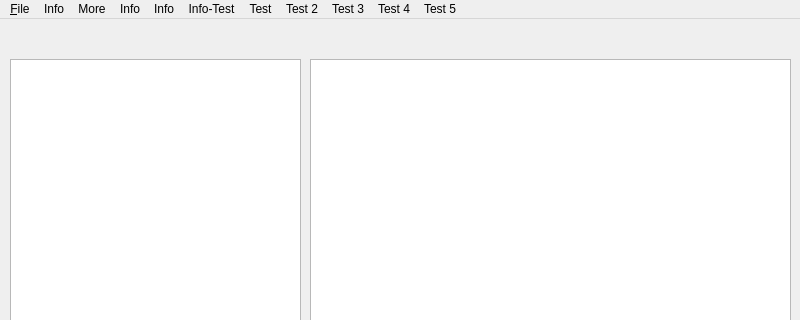
FrankFaulstich/PersonalNotes, file PersonalNotes.ui: the form before one commit; both pictures show x 0 to 800 and y 0 to 320 of the 800 by 600 pixel window.
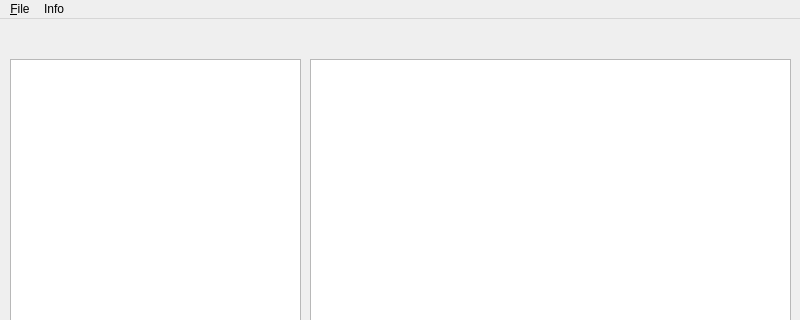
The form after the commit.

The edit to the form file:
```diff
--- a/PersonalNotes.ui
+++ b/PersonalNotes.ui
@@ -153,7 +153,7 @@
      <x>0</x>
      <y>0</y>
      <width>800</width>
-     <height>37</height>
+     <height>21</height>
     </rect>
    </property>
    <widget class="QMenu" name="menu_File">
@@ -165,78 +165,14 @@
     <addaction name="action_save_as_HTML"/>
     <addaction name="action_save_as_ODT"/>
    </widget>
-   <widget class="QMenu" name="menuInfo">
+   <widget class="QMenu" name="menuInfo_4">
     <property name="title">
      <string>Info</string>
     </property>
-    <addaction name="actionAbout_4"/>
-   </widget>
-   <widget class="QMenu" name="menuMore">
-    <property name="title">
-     <string>More</string>
-    </property>
-   </widget>
-   <widget class="QMenu" name="menuInfo_2">
-    <property name="enabled">
-     <bool>true</bool>
-    </property>
-    <property name="tearOffEnabled">
-     <bool>false</bool>
-    </property>
-    <property name="title">
-     <string>Info</string>
-    </property>
-   </widget>
-   <widget class="QMenu" name="menuInfo_3">
-    <property name="title">
-     <string>Info</string>
-    </property>
-    <addaction name="actionAbout_5"/>
-   </widget>
-   <widget class="QMenu" name="menuInfo_Test">
-    <property name="title">
-     <string>Info-Test</string>
-    </property>
-    <addaction name="actionAbout_6"/>
-   </widget>
-   <widget class="QMenu" name="menuTest">
-    <property name="title">
-     <string>Test</string>
-    </property>
-    <addaction name="actionAbout_7"/>
-   </widget>
-   <widget class="QMenu" name="menuTest_2">
-    <property name="title">
-     <string>Test 2</string>
-    </property>
-    <addaction name="actionAbout_8"/>
-   </widget>
-   <widget class="QMenu" name="menuTest_3">
-    <property name="title">
-     <string>Test 3</string>
-    </property>
-   </widget>
-   <widget class="QMenu" name="menuTest_4">
-    <property name="title">
-     <string>Test 4</string>
-    </property>
-   </widget>
-   <widget class="QMenu" name="menuTest_5">
-    <property name="title">
-     <string>Test 5</string>
-    </property>
+    <addaction name="actionAbout_9"/>
    </widget>
    <addaction name="menu_File"/>
-   <addaction name="menuInfo"/>
-   <addaction name="menuMore"/>
-   <addaction name="menuInfo_2"/>
-   <addaction name="menuInfo_3"/>
-   <addaction name="menuInfo_Test"/>
-   <addaction name="menuTest"/>
-   <addaction name="menuTest_2"/>
-   <addaction name="menuTest_3"/>
-   <addaction name="menuTest_4"/>
-   <addaction name="menuTest_5"/>
+   <addaction name="menuInfo_4"/>
   </widget>
   <widget class="QStatusBar" name="statusbar"/>
   <action name="action_Open_Folder">
```
Left out of the diff: 5 changed lines with no effect on the pictures.
